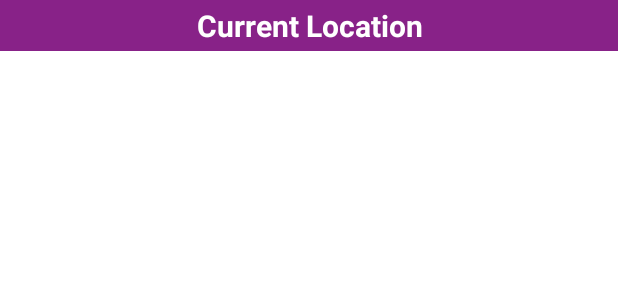
After one commit to isheikh8492/Civil-Advocacy-App, an Android app: the layout activity_official.xml on its own in the app's theme, with its tools: preview values and no code run, on a phone screen of 412 x 824 dp. The commit adds this screen. Shown: the top 300 px of the screen. Run offline under Robolectric (Android 15) with nearby library versions, the phone set to English and light mode, and no system bars; network calls fail.

```diff
--- /dev/null
+++ b/app/src/main/res/layout/activity_official.xml
@@ -0,0 +1,24 @@
+<?xml version="1.0" encoding="utf-8"?>
+<androidx.constraintlayout.widget.ConstraintLayout xmlns:android="http://schemas.android.com/apk/res/android"
+    xmlns:app="http://schemas.android.com/apk/res-auto"
+    xmlns:tools="http://schemas.android.com/tools"
+    android:layout_width="match_parent"
+    android:layout_height="match_parent"
+    tools:context=".OfficialActivity">
+
+    <TextView
+        android:id="@+id/locationTxtView"
+        android:layout_width="0dp"
+        android:layout_height="wrap_content"
+        android:background="@color/light_purple"
+        android:padding="3dp"
+        android:text="Current Location"
+        android:textAlignment="center"
+        android:textColor="@color/white"
+        android:textSize="20dp"
+        android:textStyle="bold"
+        app:layout_constraintEnd_toEndOf="parent"
+        app:layout_constraintStart_toStartOf="parent"
+        app:layout_constraintTop_toTopOf="parent" />
+
+</androidx.constraintlayout.widget.ConstraintLayout>
```
Also changed, not shown: app/src/main/AndroidManifest.xml (+7 -3 lines), app/src/main/java/com/imaduddinsheikh/civiladvocacyapp/MainActivity.java (+7 -7 lines), app/src/main/java/com/imaduddinsheikh/civiladvocacyapp/OfficialActivity.java (added, +14 -0 lines).
